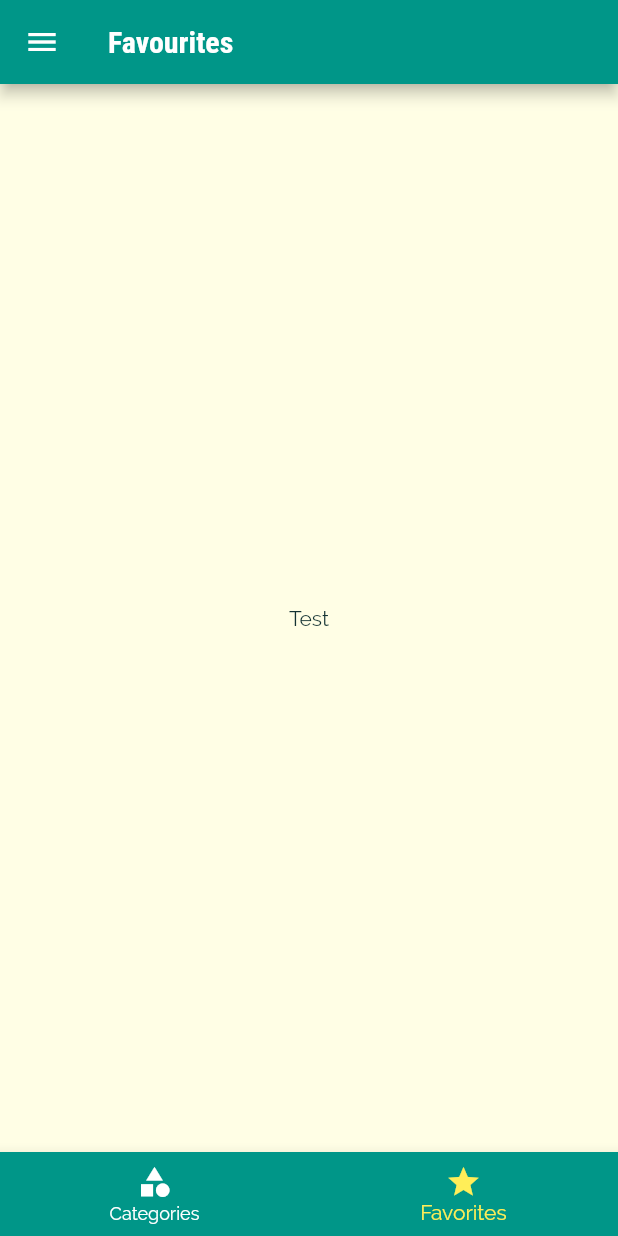
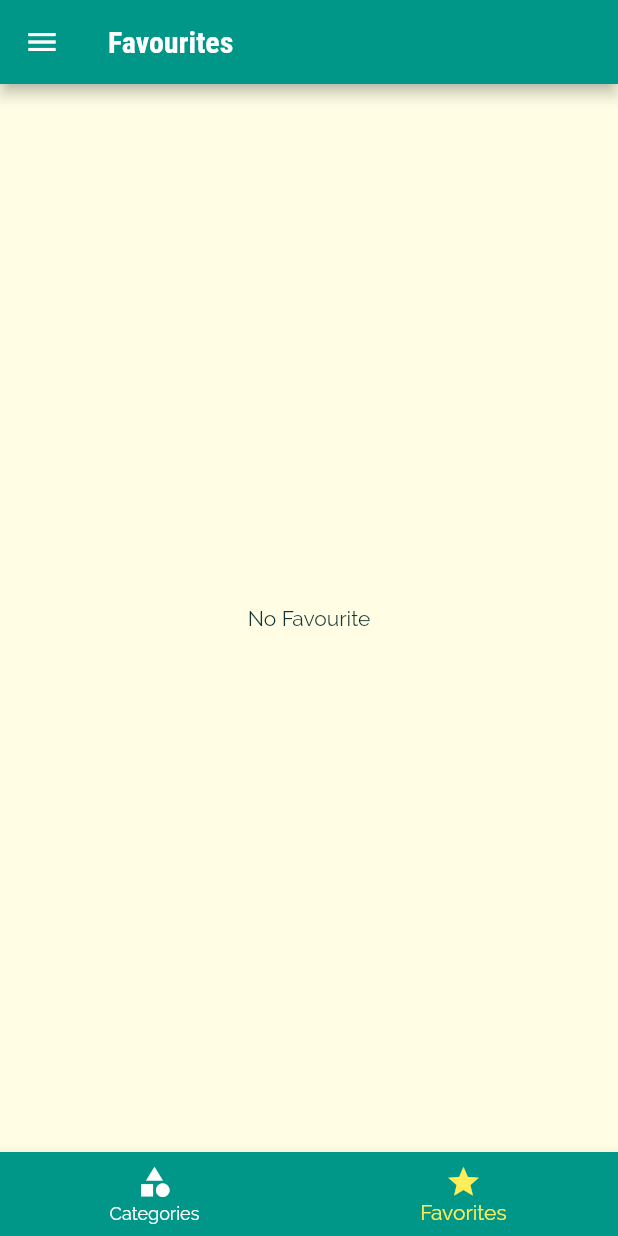
Before and after one commit to asraavisena/meals_app, a Flutter app: the screen it shows after launch, item 2 of the bottom bar chosen, on a phone screen of 412 x 824 dp. Run offline on Flutter 3.47's test engine with Material 2 defaults, Android fonts, the phone set to English and light mode, and no system bars.

Commit message:
add favourite function and page still have problem

```diff
--- a/lib/main.dart
+++ b/lib/main.dart
@@ -27,6 +27,29 @@ class _MyAppState extends State<MyApp> {
   };
 
   List<Meal> _availableMeal = DUMMY_MEALS;
+  List<Meal> _favouriteMeal = [];
+
+  // ! LATER WILL BE IMPROVED
+  void _toggleFavourite(
+    String mealId,
+  ) {
+    final foundMeal =
+        _favouriteMeal.indexWhere((element) => element.id == mealId);
+    if (foundMeal >= 0) {
+      setState(() {
+        _favouriteMeal.removeAt(foundMeal);
+      });
+    } else {
+      setState(() {
+        _favouriteMeal
+            .add(DUMMY_MEALS.firstWhere((element) => element.id == mealId));
+      });
+    }
+  }
+
+  bool _isMealFavourite(String id) {
+    return _favouriteMeal.any((element) => element.id == id);
+  }
 
   void _setFilters(Map<String, bool> filteredData) {
     setState(() {
@@ -76,10 +99,13 @@ class _MyAppState extends State<MyApp> {
       // ! ROUTES IS SCREEN
       initialRoute: '/',
       routes: {
-        '/': (ctx) => const Tabs(),
+        '/': (ctx) => Tabs(favouriteMeal: _favouriteMeal),
         CategoryMeals.routeName: (ctx) =>
             CategoryMeals(availableMeals: _availableMeal),
-        MealDetails.routeName: (ctx) => const MealDetails(),
+        MealDetails.routeName: (ctx) => MealDetails(
+              toggleFavourite: _toggleFavourite,
+              isFavourite: _isMealFavourite,
+            ),
         Filters.routeName: (ctx) =>
             Filters(currentFilters: _filters, saveFilters: _setFilters)
       },
--- a/lib/screens/category_meals.dart
+++ b/lib/screens/category_meals.dart
@@ -64,7 +64,7 @@ class _CategoryMealsState extends State<CategoryMeals> {
             complexity: displayMeals![index].complexity,
             duration: displayMeals![index].duration,
             id: displayMeals![index].id,
-            removeItem: _removeMeal,
+            // removeItem: _removeMeal,
           );
         },
         itemCount: displayMeals?.length,
--- a/lib/screens/favorites.dart
+++ b/lib/screens/favorites.dart
@@ -1,12 +1,33 @@
 import 'package:flutter/material.dart';
+import '../widgets/meal_item.dart';
+import '../models/meal.dart';
 
 class Favourites extends StatelessWidget {
-  const Favourites({Key? key}) : super(key: key);
+  final List<Meal> favouriteMeal;
+
+  const Favourites({Key? key, required this.favouriteMeal}) : super(key: key);
 
   @override
   Widget build(BuildContext context) {
-    return const Center(
-      child: Text('Test'),
-    );
+    if (favouriteMeal.isEmpty) {
+      return const Center(
+        child: Text('No Favourite'),
+      );
+    } else {
+      return ListView.builder(
+        itemBuilder: (ctx, index) {
+          return MealItem(
+            title: favouriteMeal[index].title,
+            imageUrl: favouriteMeal[index].imageUrl,
+            affordability: favouriteMeal[index].affordability,
+            complexity: favouriteMeal[index].complexity,
+            duration: favouriteMeal[index].duration,
+            id: favouriteMeal[index].id,
+            // removeItem: _removeMeal,
+          );
+        },
+        itemCount: favouriteMeal.length,
+      );
+    }
   }
 }
--- a/lib/screens/tabs.dart
+++ b/lib/screens/tabs.dart
@@ -1,10 +1,12 @@
 import 'package:flutter/material.dart';
+import '../models/meal.dart';
 import '../widgets/main_drawer.dart';
 import './favorites.dart';
 import './categories.dart';
 
 class Tabs extends StatefulWidget {
-  const Tabs({Key? key}) : super(key: key);
+  final List<Meal> favouriteMeal;
+  const Tabs({Key? key, required this.favouriteMeal}) : super(key: key);
 
   @override
   _TabsState createState() => _TabsState();
@@ -12,10 +14,19 @@ class Tabs extends StatefulWidget {
 
 class _TabsState extends State<Tabs> {
   int _selectedIndex = 0;
-  final List<Map<String, Object>> _pages = [
-    {'pages': const Categories(), 'title': 'Categories'},
-    {'pages': const Favourites(), 'title': 'Favourites'}
-  ];
+  List<Map<String, Object>>? _pages;
+
+  @override
+  void initState() {
+    _pages = [
+      {'pages': const Categories(), 'title': 'Categories'},
+      {
+        'pages': Favourites(favouriteMeal: widget.favouriteMeal),
+        'title': 'Favourites'
+      }
+    ];
+    super.initState();
+  }
 
   void _selectPage(int index) {
     setState(() {
@@ -27,7 +38,7 @@ class _TabsState extends State<Tabs> {
   Widget build(BuildContext context) {
     return Scaffold(
       appBar: AppBar(
-        title: Text((_pages[_selectedIndex]['title'] as String)),
+        title: Text((_pages![_selectedIndex]['title'] as String)),
         // bottom: TabBar(tabs: <Widget>[
         //   Tab(
         //     icon: Icon(Icons.category),
@@ -40,7 +51,7 @@ class _TabsState extends State<Tabs> {
         // ]),
       ),
       drawer: const MainDrawer(),
-      body: (_pages[_selectedIndex]['pages'] as Widget),
+      body: (_pages![_selectedIndex]['pages'] as Widget),
       bottomNavigationBar: BottomNavigationBar(
         onTap: _selectPage,
         backgroundColor: Theme.of(context).primaryColor,
```
Also changed, not shown: lib/screens/meal_details.dart (+8 -6 lines), lib/widgets/meal_item.dart (+12 -12 lines).
